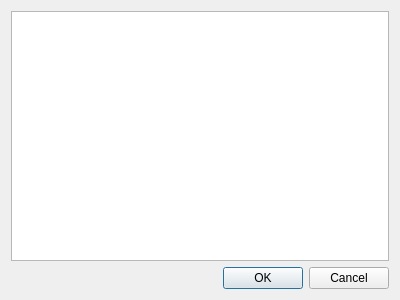
Before: the Qt Designer form WavFileTest/WavFileTest/DES/codedialog.ui in DiegoRosales/Audio-Encryption, drawn with Qt 5.
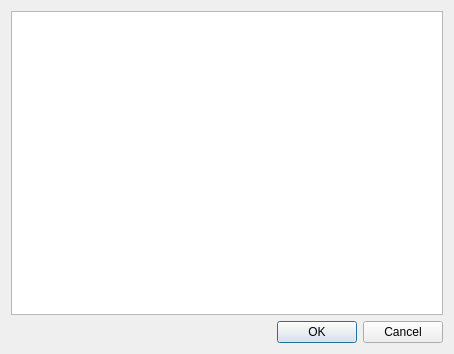
After: the same form once the commit is applied.

```diff
--- a/WavFileTest/WavFileTest/DES/codedialog.ui
+++ b/WavFileTest/WavFileTest/DES/codedialog.ui
@@ -6,8 +6,8 @@
    <rect>
     <x>0</x>
     <y>0</y>
-    <width>400</width>
-    <height>300</height>
+    <width>454</width>
+    <height>354</height>
    </rect>
   </property>
   <property name="windowTitle">
```
Left out of the diff: 2 changed lines with no effect on the pictures.
